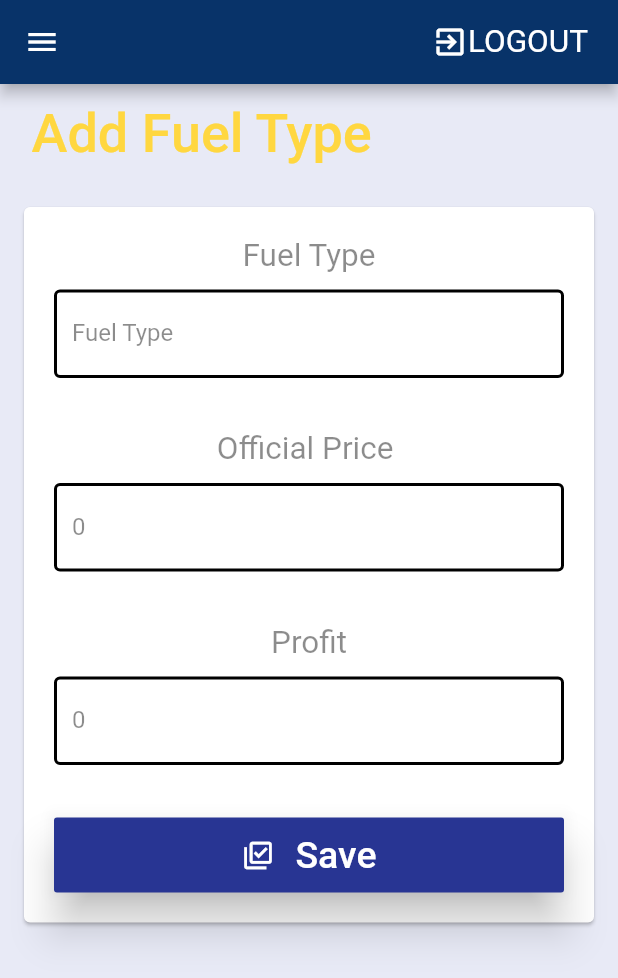
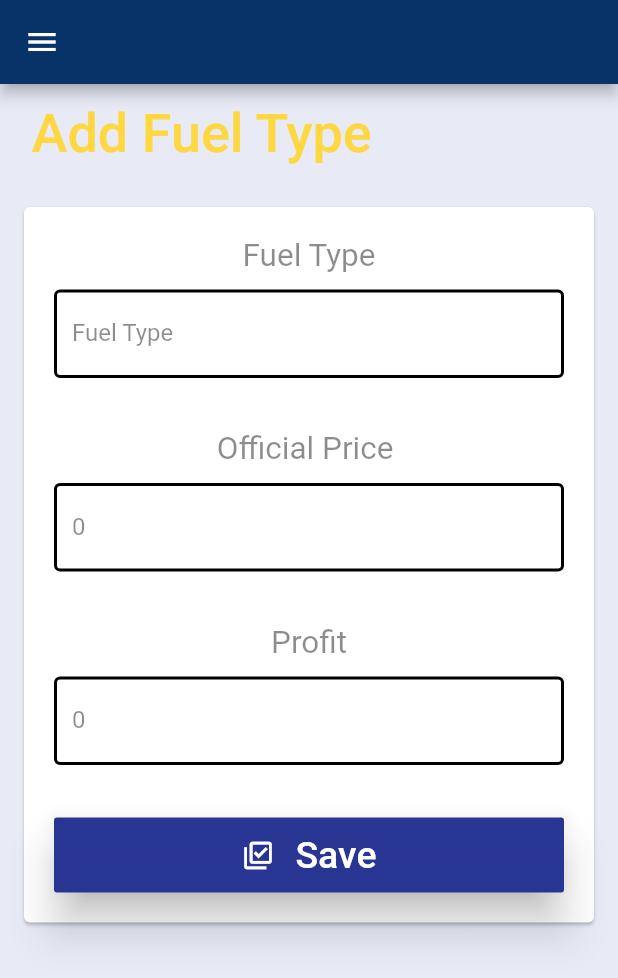
Before and after one commit to hbfawaz112/Petrol-Station, a Flutter app: the AddFuelType screen opened directly, on a phone screen of 412 x 824 dp. Shown: the top 978 px of the screen. Run offline on Flutter 3.47's test engine with Material 2 defaults, Android fonts, the phone set to English and light mode, and no system bars; our stand-ins replace cloud_firestore, firebase_auth, firebase_core, fluttertoast, percent_indicator; missing offline and left inert: pattern_formatter; accounts and stored records are empty.

Commit message:
Update Add_Fuel_Type.dart

```diff
--- a/flutter_petrol_station/lib/Screens/Add_Fuel_Type.dart
+++ b/flutter_petrol_station/lib/Screens/Add_Fuel_Type.dart
@@ -1,9 +1,11 @@
 import 'package:flutter/material.dart';
 import 'package:flutter_petrol_station/widgets/Drawer.dart';
 import 'package:cloud_firestore/cloud_firestore.dart';
-import 'package:flutter_petrol_station/widgets/Drawer.dart';
 import 'package:flutter_petrol_station/services/cloud_services.dart';
 import 'package:firebase_auth/firebase_auth.dart';
+import 'package:fluttertoast/fluttertoast.dart';
+
+import 'dashboard_firstore.dart';
 
 class AddFuelType extends StatefulWidget {
   static String id = 'Add_Fuel_Types';
@@ -121,7 +123,6 @@ class _AddFuelTypeState extends State<AddFuelType> {
                   {print("Not Found")}
               });
 
-
       //get the new fuel_type_id :
       new_fuel_type_id = last_fuel_type_id + 1;
       // now let's start adding each value on it's specific collection:
@@ -144,34 +145,39 @@ class _AddFuelTypeState extends State<AddFuelType> {
         'Date': Timestamp.fromDate(DateTime.now()),
         'Fuel_Type_Id': t1.text,
         'Official_Price': int.parse(t2.text),
-        'Official_Profit':int.parse(t3.text),
-
+        'Official_Profit': int.parse(t3.text),
         'Price_Profit_Id': last_price_prfit_id + 1
       });
-      t1.text='';t2.text='';t3.text='';
+      Fluttertoast.showToast(
+        msg: "The new fuel type has been added..",
+        toastLength: Toast.LENGTH_SHORT,
+        gravity: ToastGravity.BOTTOM,
+        timeInSecForIosWeb: 1,
+        backgroundColor: Colors.green,
+        textColor: Colors.white,
+        fontSize: 16.0
+    );
+      t1.text = '';
+      t2.text = '';
+      t3.text = '';
     }
   }
 
   @override
   Widget build(BuildContext context) {
-    return Scaffold(
+    return WillPopScope(
+      // ignore: missing_return
+      onWillPop: () {
+        Navigator.pushReplacement(
+    context,
+    MaterialPageRoute(builder: (context) => Dashboard()),
+  );
+       },
+      child: Scaffold(
           backgroundColor: Colors.indigo[50],
           appBar: AppBar(
             backgroundColor: Color(0xFF083369),
-          actions: [
-            Row(
-              children: [
-                Icon(
-                  Icons.exit_to_app,
-                  size: 24,
-                  color: Colors.white,
-                ),
-                Text('LOGOUT',
-                    style: TextStyle(color: Colors.white, fontSize: 21.0)),
-                SizedBox(width: 20)
-              ],
-            )
-          ],
+
           ),
           drawer: getDrawer(),
           body: ListView(
@@ -315,6 +321,7 @@ class _AddFuelTypeState extends State<AddFuelType> {
                     ),
                   ))
             ],
-        ));
+          )),
+    );
   }
 }
```
Lines whose indentation alone changed are shown as unchanged.
